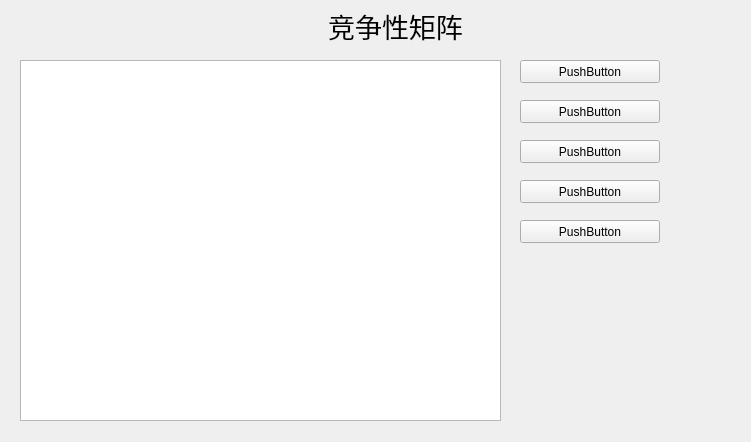
Old version of the form Step3_1.ui in the repository albert2lyu/QualityFunctionDeployment.
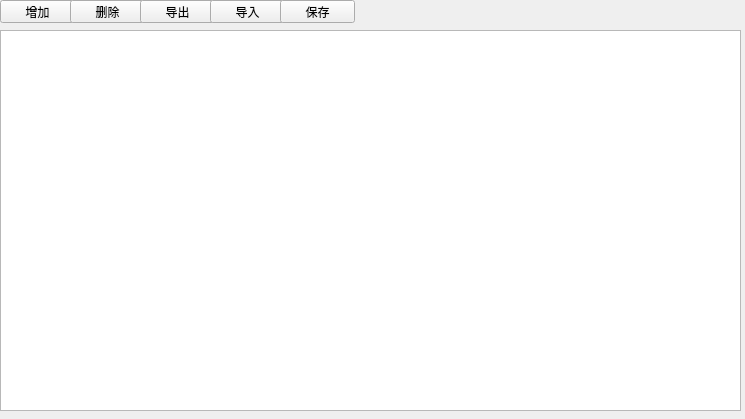
New version of the form.

Diff of the .ui file:
```diff
--- a/Step3_1.ui
+++ b/Step3_1.ui
@@ -6,8 +6,8 @@
    <rect>
     <x>0</x>
     <y>0</y>
-    <width>751</width>
-    <height>442</height>
+    <width>745</width>
+    <height>419</height>
    </rect>
   </property>
   <property name="windowTitle">
@@ -16,102 +16,76 @@
   <widget class="QTableWidget" name="qTableWidget">
    <property name="geometry">
     <rect>
-     <x>20</x>
-     <y>60</y>
-     <width>481</width>
-     <height>361</height>
+     <x>0</x>
+     <y>30</y>
+     <width>741</width>
+     <height>381</height>
     </rect>
    </property>
   </widget>
   <widget class="QPushButton" name="pushButton">
    <property name="geometry">
     <rect>
-     <x>520</x>
-     <y>60</y>
-     <width>140</width>
+     <x>0</x>
+     <y>0</y>
+     <width>75</width>
      <height>23</height>
     </rect>
    </property>
    <property name="text">
-    <string>PushButton</string>
+    <string>增加</string>
    </property>
   </widget>
   <widget class="QPushButton" name="pushButton_2">
    <property name="geometry">
     <rect>
-     <x>520</x>
-     <y>100</y>
-     <width>140</width>
+     <x>70</x>
+     <y>0</y>
+     <width>75</width>
      <height>23</height>
     </rect>
    </property>
    <property name="text">
-    <string>PushButton</string>
+    <string>删除</string>
    </property>
   </widget>
   <widget class="QPushButton" name="pushButton_3">
    <property name="geometry">
     <rect>
-     <x>520</x>
-     <y>140</y>
-     <width>140</width>
+     <x>140</x>
+     <y>0</y>
+     <width>75</width>
      <height>23</height>
     </rect>
    </property>
    <property name="text">
-    <string>PushButton</string>
+    <string>导出</string>
    </property>
   </widget>
   <widget class="QPushButton" name="pushButton_4">
    <property name="geometry">
     <rect>
-     <x>520</x>
-     <y>180</y>
-     <width>140</width>
-     <height>23</height>
-    </rect>
-   </property>
-   <property name="text">
-    <string>PushButton</string>
-   </property>
-  </widget>
-  <widget class="QPushButton" name="pushButton_5">
-   <property name="geometry">
-    <rect>
-     <x>520</x>
-     <y>220</y>
-     <width>140</width>
-     <height>23</height>
-    </rect>
-   </property>
-   <property name="text">
-    <string>PushButton</string>
-   </property>
-  </widget>
-  <widget class="QLabel" name="label">
-   <property name="geometry">
-    <rect>
      <x>210</x>
-     <y>10</y>
-     <width>371</width>
-     <height>31</height>
+     <y>0</y>
+     <width>75</width>
+     <height>23</height>
     </rect>
    </property>
-   <property name="font">
-    <font>
-     <family>微软雅黑</family>
-     <pointsize>20</pointsize>
-     <stylestrategy>PreferAntialias</stylestrategy>
-    </font>
+   <property name="text">
+    <string>导入</string>
    </property>
-   <property name="layoutDirection">
-    <enum>Qt::LeftToRight</enum>
+  </widget>
+  <widget class="QPushButton" name="pushButton_5">
+   <property name="geometry">
+    <rect>
+     <x>280</x>
+     <y>0</y>
+     <width>75</width>
+     <height>23</height>
+    </rect>
    </property>
    <property name="text">
-    <string>竞争性矩阵</string>
-   </property>
-   <property name="alignment">
-    <set>Qt::AlignCenter</set>
+    <string>保存</string>
    </property>
   </widget>
  </widget>
```
